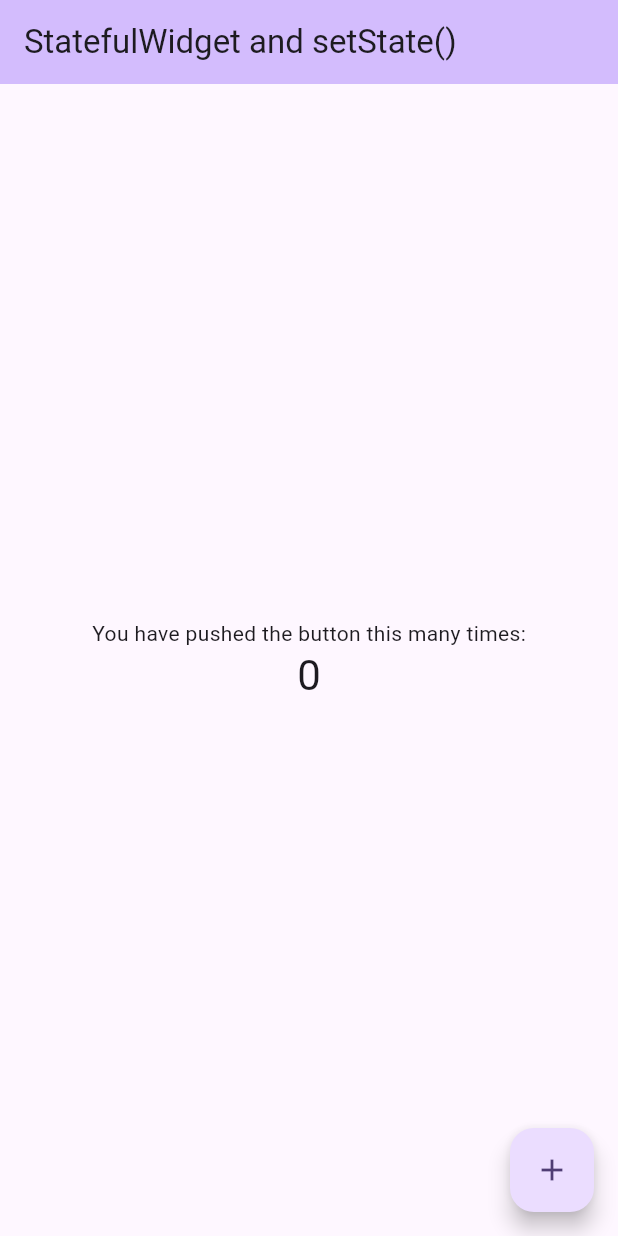
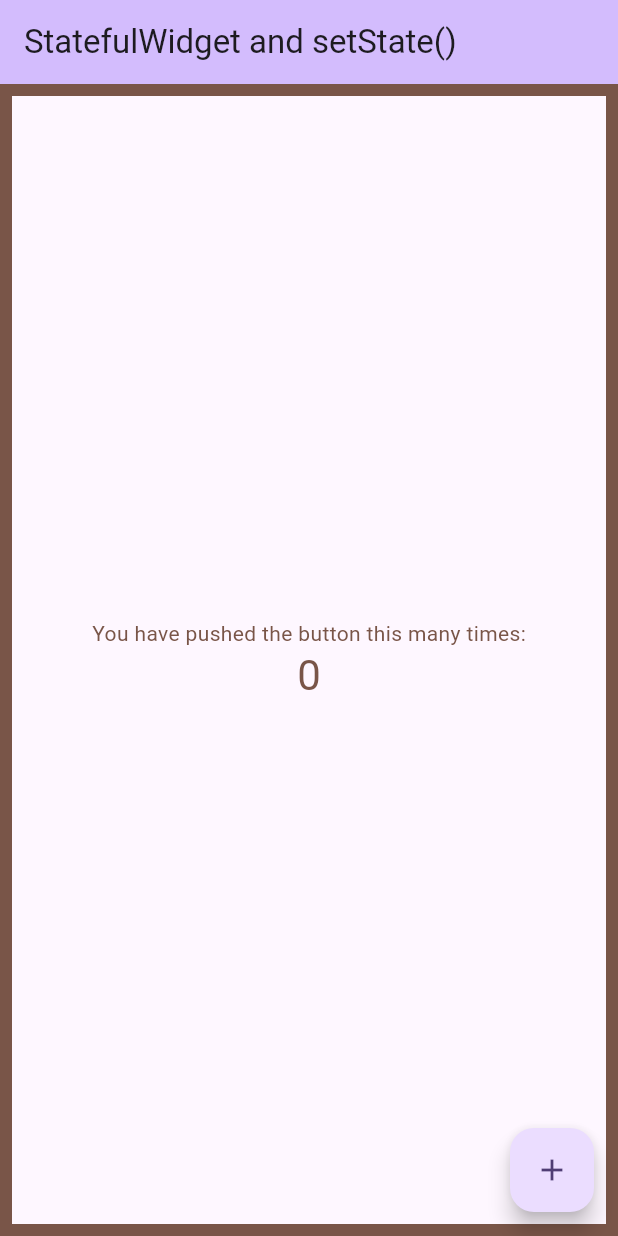
Before and after one commit to kboomska/notification_listeners_example, a Flutter app: the screen it shows after launch, on a phone screen of 412 x 824 dp. Run offline on Flutter 3.47's test engine with Material 2 defaults, Android fonts, the phone set to English and light mode, and no system bars.

Commit message:
Добавляем немного красок для удобства отслеживания перерисовки виджетов

```diff
--- a/lib/main.dart
+++ b/lib/main.dart
@@ -16,7 +16,7 @@ class MyApp extends StatelessWidget {
         colorScheme: ColorScheme.fromSeed(seedColor: Colors.deepPurple),
         useMaterial3: true,
       ),
-      home: const MyHomePage(title: 'StatefulWidget and setState()'),
+      home: const MyHomePage(),
     );
   }
 }
--- a/lib/widget/home_page.dart
+++ b/lib/widget/home_page.dart
@@ -1,3 +1,5 @@
+import 'dart:math';
+
 import 'package:flutter/material.dart';
 
 /// Оригинальный пример счетчика, который генерируется при создании нового
@@ -5,9 +7,7 @@ import 'package:flutter/material.dart';
 ///
 /// При увеличении значения счетчика перерисовывается буквально весь экран.
 class MyHomePage extends StatefulWidget {
-  const MyHomePage({super.key, required this.title});
-
-  final String title;
+  const MyHomePage({super.key});
 
   @override
   State<MyHomePage> createState() => _MyHomePageState();
@@ -24,23 +24,31 @@ class _MyHomePageState extends State<MyHomePage> {
 
   @override
   Widget build(BuildContext context) {
+    // Генерация случайного цвета Scaffold для контроля его перерисовки.
+    final scaffoldBodyColor = Colors.primaries[Random().nextInt(
+      Colors.primaries.length,
+    )];
+
     return Scaffold(
       appBar: AppBar(
         backgroundColor: Theme.of(context).colorScheme.inversePrimary,
-        title: Text(widget.title),
+        title: const Text('StatefulWidget and setState()'),
       ),
-      body: Center(
-        child: Column(
-          mainAxisAlignment: MainAxisAlignment.center,
-          children: <Widget>[
-            const Text(
-              'You have pushed the button this many times:',
-            ),
-            Text(
-              '$_counter',
-              style: Theme.of(context).textTheme.headlineMedium,
-            ),
-          ],
+      body: DecoratedBox(
+        decoration: BoxDecoration(
+          border: Border.all(
+            color: scaffoldBodyColor,
+            width: 8,
+          ),
+        ),
+        child: Center(
+          child: Column(
+            mainAxisAlignment: MainAxisAlignment.center,
+            children: <Widget>[
+              TextWidget(),
+              CounterWidget(counter: _counter),
+            ],
+          ),
         ),
       ),
       floatingActionButton: FloatingActionButton(
@@ -51,3 +59,49 @@ class _MyHomePageState extends State<MyHomePage> {
     );
   }
 }
+
+/// Виджет текста.
+///
+/// Конструктор виджета нарочно сделан не константным, чтобы виджет мог
+/// перерисовываться при обновлении родительского виджета.
+class TextWidget extends StatelessWidget {
+  TextWidget({super.key});
+
+  @override
+  Widget build(BuildContext context) {
+    // Генерация случайного цвета текста для контроля его перерисовки.
+    final textColor = Colors.primaries[Random().nextInt(
+      Colors.primaries.length,
+    )];
+
+    return Text(
+      'You have pushed the button this many times:',
+      style: TextStyle(color: textColor),
+    );
+  }
+}
+
+/// Виджет счетчика.
+class CounterWidget extends StatelessWidget {
+  const CounterWidget({
+    super.key,
+    required int counter,
+  }) : _counter = counter;
+
+  final int _counter;
+
+  @override
+  Widget build(BuildContext context) {
+    // Генерация случайного цвета счетчика для контроля его перерисовки.
+    final counterColor = Colors.primaries[Random().nextInt(
+      Colors.primaries.length,
+    )];
+
+    return Text(
+      '$_counter',
+      style: Theme.of(context).textTheme.headlineMedium?.copyWith(
+            color: counterColor,
+          ),
+    );
+  }
+}
```
